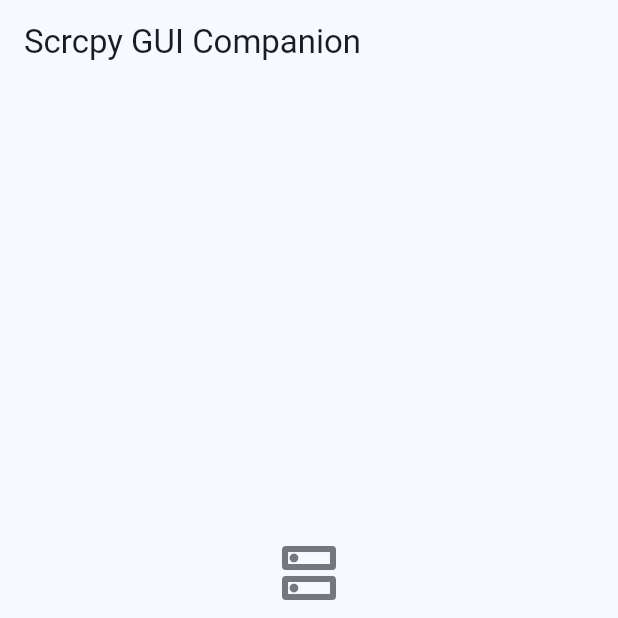
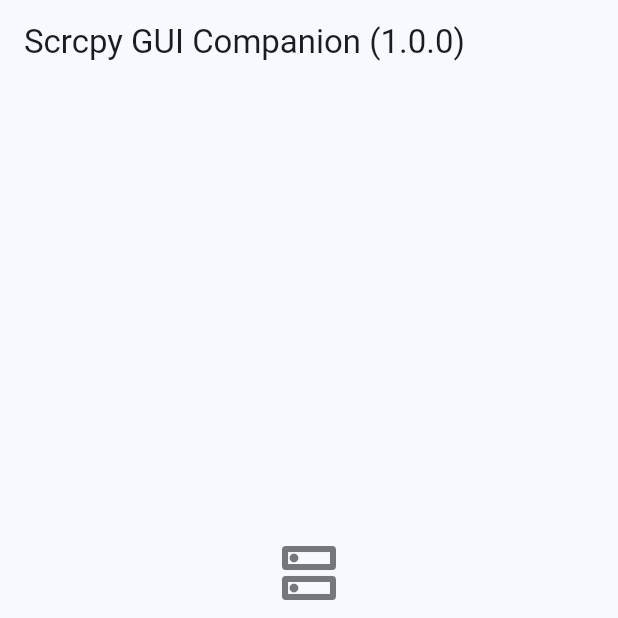
Before and after one commit to pizi-0/flutter-scrcpygui-companion, a Flutter app: the screen it shows after launch, on a phone screen of 412 x 824 dp, the top half of it. Run offline on Flutter 3.47's test engine with Material 3 defaults, Android fonts, the phone set to English and light mode, and no system bars; our stand-ins replace awesome_extensions, device_info_plus, flutter_riverpod, flutter_slidable, package_info_plus, shared_preferences; missing offline and left inert: encrypt_decrypt_plus, simple_barcode_scanner, string_extensions.

Commit message:
show appversion

```diff
--- a/lib/screens/main_page/main_page.dart
+++ b/lib/screens/main_page/main_page.dart
@@ -3,6 +3,7 @@
 import 'package:encrypt_decrypt_plus/encrypt_decrypt/xor.dart';
 import 'package:flutter/material.dart';
 import 'package:flutter_riverpod/flutter_riverpod.dart';
+import 'package:package_info_plus/package_info_plus.dart';
 import 'package:scrcpygui_companion/provider/server_provider.dart';
 import 'package:scrcpygui_companion/screens/server_page/server_page.dart';
 import 'package:flutter_slidable/flutter_slidable.dart';
@@ -24,11 +25,13 @@ class MainPage extends ConsumerStatefulWidget {
 class _MainPageState extends ConsumerState<MainPage> {
   bool loading = false;
   final ServerUtils server = ServerUtils();
+  String appversion = '';
 
   @override
   void initState() {
     super.initState();
     WidgetsBinding.instance.addPostFrameCallback((_) async {
+      await _getAppVersion();
       await _getServerList();
       // final prefs = await SharedPreferences.getInstance();
       // prefs.remove(PKEY_SERVER_LIST);
@@ -41,7 +44,7 @@ class _MainPageState extends ConsumerState<MainPage> {
     final theme = Theme.of(context);
 
     return Scaffold(
-      appBar: AppBar(title: Text('Scrcpy GUI Companion')),
+      appBar: AppBar(title: Text('Scrcpy GUI Companion ($appversion)')),
       // floatingActionButton: FloatingActionButton( // Removed in favor of BottomAppBar action
       //   onPressed: _addServer,
       //   tooltip: 'Add new server',
@@ -121,6 +124,12 @@ class _MainPageState extends ConsumerState<MainPage> {
         ],
       ),
     );
+  }
+
+  _getAppVersion() async {
+    final info = await PackageInfo.fromPlatform();
+    appversion = info.version;
+    setState(() {});
   }
 
   _getServerList() async {
```
